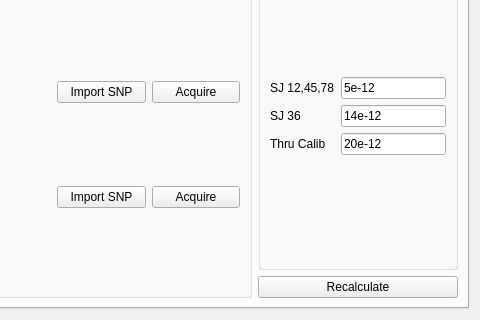
Old version of the form UIs/plugWidget.ui in the repository Belden-Montreal/SNP-Cable-Analyser; both pictures show x 378 to 858 and y 100 to 420 of the 858 by 420 pixel window.
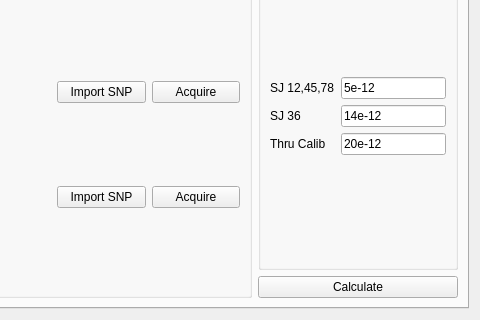
New version of the form.

Commit message: Changed button text

What changed in the file:
```diff
--- a/UIs/plugWidget.ui
+++ b/UIs/plugWidget.ui
@@ -166,7 +166,7 @@
             </size>
            </property>
            <property name="text">
-            <string>Recalculate</string>
+            <string>Calculate</string>
            </property>
           </widget>
          </item>
```
The commit also changes 1 other file.
